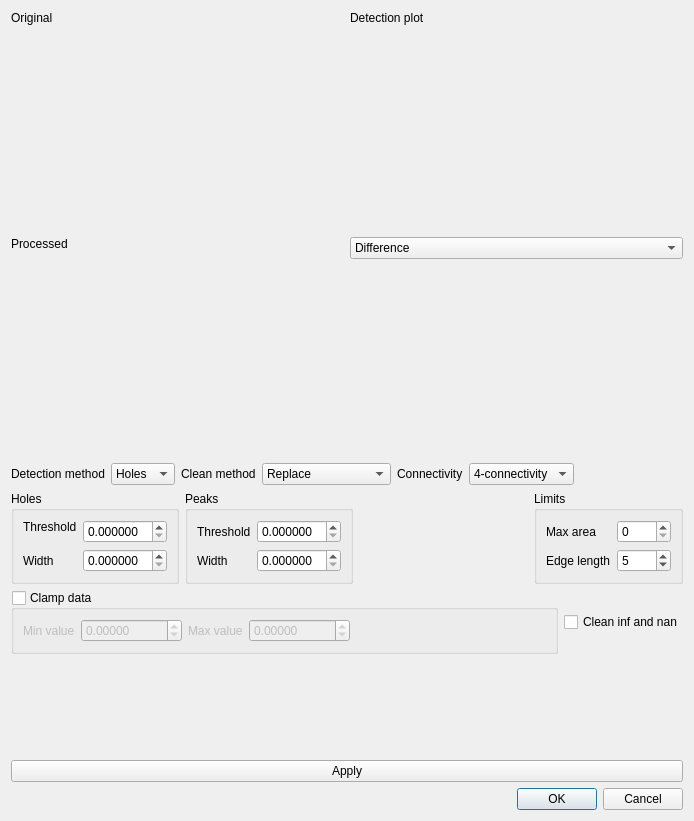
Qt form frameworks/tomography/Preprocessing/StdPreprocModulesGUI/src/morphspotcleandlg.ui (neutronimaging/imagingsuite) before a commit.
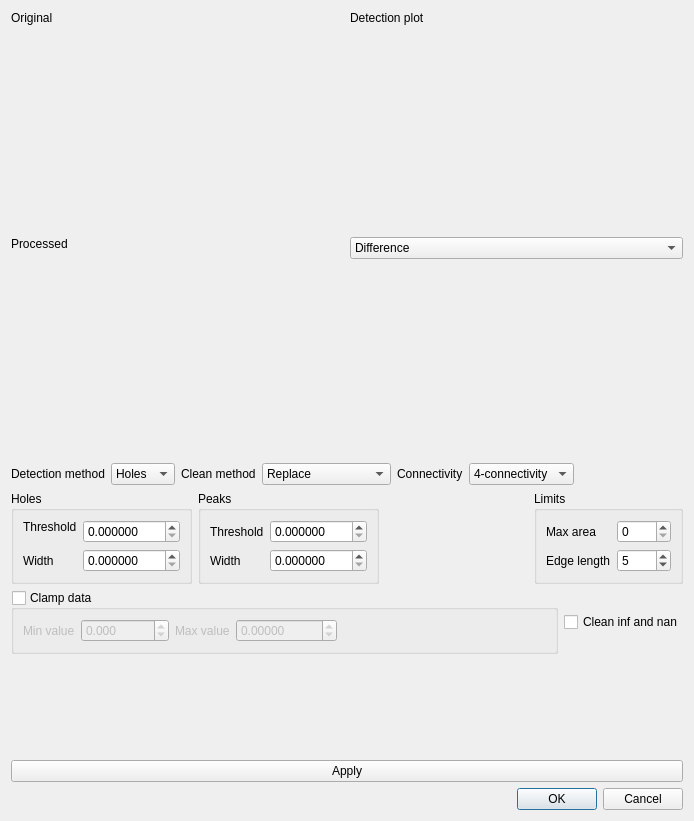
The same form after that commit. Custom widgets are drawn as their Qt base class.

Commit message: Changed the limits on some parameter fields

```diff
--- a/frameworks/tomography/Preprocessing/StdPreprocModulesGUI/src/morphspotcleandlg.ui
+++ b/frameworks/tomography/Preprocessing/StdPreprocModulesGUI/src/morphspotcleandlg.ui
@@ -285,6 +285,9 @@
             <property name="decimals">
              <number>6</number>
             </property>
+            <property name="maximum">
+             <double>9999.999900000000707</double>
+            </property>
            </widget>
           </item>
           <item row="1" column="1">
@@ -295,6 +298,9 @@
             <property name="decimals">
              <number>6</number>
             </property>
+            <property name="maximum">
+             <double>9999.999900000000707</double>
+            </property>
            </widget>
           </item>
          </layout>
@@ -318,6 +324,9 @@
             <property name="decimals">
              <number>6</number>
             </property>
+            <property name="maximum">
+             <double>9999.999900000000707</double>
+            </property>
            </widget>
           </item>
           <item row="1" column="0">
@@ -332,6 +341,9 @@
             <property name="decimals">
              <number>6</number>
             </property>
+            <property name="maximum">
+             <double>9999.999900000000707</double>
+            </property>
            </widget>
           </item>
          </layout>
@@ -427,13 +439,13 @@
                <string>Additional value clamping, setting lowest value allowed.</string>
               </property>
               <property name="decimals">
-               <number>5</number>
+               <number>3</number>
               </property>
               <property name="minimum">
-               <double>-10000.000000000000000</double>
+               <double>-99999.000000000000000</double>
               </property>
               <property name="maximum">
-               <double>10000.000000000000000</double>
+               <double>99999.000000000000000</double>
               </property>
              </widget>
             </item>
@@ -453,10 +465,10 @@
                <number>5</number>
               </property>
               <property name="minimum">
-               <double>-10000.000000000000000</double>
+               <double>-99999.998999999996158</double>
               </property>
               <property name="maximum">
-               <double>10000.000000000000000</double>
+               <double>99999.999989999996615</double>
               </property>
              </widget>
             </item>
```
